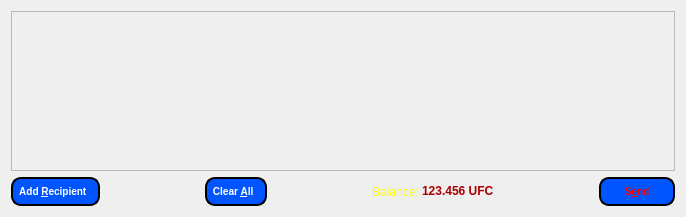
Qt form src/qt/forms/sendcoinsdialog.ui (scificryptocoin/Federation-Credits) before a commit.
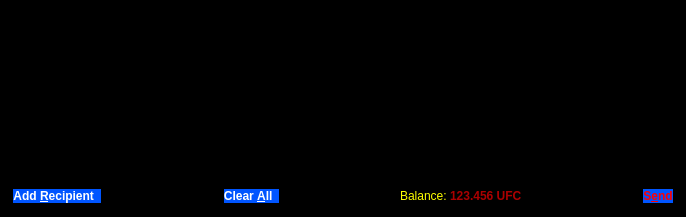
The same form after that commit. Icons and pictures are not drawn.

Diff of the .ui file:
```diff
--- a/src/qt/forms/sendcoinsdialog.ui
+++ b/src/qt/forms/sendcoinsdialog.ui
@@ -10,11 +10,102 @@
     <height>217</height>
    </rect>
   </property>
+  <property name="palette">
+   <palette>
+    <active>
+     <colorrole role="Button">
+      <brush brushstyle="SolidPattern">
+       <color alpha="255">
+        <red>0</red>
+        <green>0</green>
+        <blue>0</blue>
+       </color>
+      </brush>
+     </colorrole>
+     <colorrole role="Base">
+      <brush brushstyle="SolidPattern">
+       <color alpha="255">
+        <red>0</red>
+        <green>0</green>
+        <blue>0</blue>
+       </color>
+      </brush>
+     </colorrole>
+     <colorrole role="Window">
+      <brush brushstyle="SolidPattern">
+       <color alpha="255">
+        <red>0</red>
+        <green>0</green>
+        <blue>0</blue>
+       </color>
+      </brush>
+     </colorrole>
+    </active>
+    <inactive>
+     <colorrole role="Button">
+      <brush brushstyle="SolidPattern">
+       <color alpha="255">
+        <red>0</red>
+        <green>0</green>
+        <blue>0</blue>
+       </color>
+      </brush>
+     </colorrole>
+     <colorrole role="Base">
+      <brush brushstyle="SolidPattern">
+       <color alpha="255">
+        <red>0</red>
+        <green>0</green>
+        <blue>0</blue>
+       </color>
+      </brush>
+     </colorrole>
+     <colorrole role="Window">
+      <brush brushstyle="SolidPattern">
+       <color alpha="255">
+        <red>0</red>
+        <green>0</green>
+        <blue>0</blue>
+       </color>
+      </brush>
+     </colorrole>
+    </inactive>
+    <disabled>
+     <colorrole role="Button">
+      <brush brushstyle="SolidPattern">
+       <color alpha="255">
+        <red>0</red>
+        <green>0</green>
+        <blue>0</blue>
+       </color>
+      </brush>
+     </colorrole>
+     <colorrole role="Base">
+      <brush brushstyle="SolidPattern">
+       <color alpha="255">
+        <red>0</red>
+        <green>0</green>
+        <blue>0</blue>
+       </color>
+      </brush>
+     </colorrole>
+     <colorrole role="Window">
+      <brush brushstyle="SolidPattern">
+       <color alpha="255">
+        <red>0</red>
+        <green>0</green>
+        <blue>0</blue>
+       </color>
+      </brush>
+     </colorrole>
+    </disabled>
+   </palette>
+  </property>
   <property name="windowTitle">
    <string>Send Coins</string>
   </property>
   <property name="styleSheet">
-   <string notr="true">QPushButton { background : #00007F ;border-radius:10px; border-color: white; color: yellow;  border-style: solid; border-width: 2px;font: bold 10px;min-width: 5em; padding: 6px;}</string>
+   <string notr="true">background-color:rgb(0,0,0);/* QPushButton { background : #00007F ;border-radius:10px; border-color: white; color: yellow;  border-style: solid; border-width: 2px;font: bold 10px;min-width: 5em; padding: 6px;} */</string>
   </property>
   <layout class="QVBoxLayout" name="verticalLayout">
    <item>
@@ -28,7 +119,7 @@
         <x>0</x>
         <y>0</y>
         <width>666</width>
-        <height>157</height>
+        <height>169</height>
        </rect>
       </property>
       <layout class="QVBoxLayout" name="verticalLayout_2">
@@ -74,7 +165,6 @@
       <widget class="QPushButton" name="addButton">
        <property name="font">
         <font>
-         <pointsize>-1</pointsize>
          <weight>75</weight>
          <italic>false</italic>
          <bold>true</bold>
@@ -125,7 +215,6 @@
        </property>
        <property name="font">
         <font>
-         <pointsize>-1</pointsize>
          <weight>75</weight>
          <italic>false</italic>
          <bold>true</bold>
@@ -225,13 +314,12 @@
       <widget class="QPushButton" name="sendButton">
        <property name="minimumSize">
         <size>
-         <width>76</width>
+         <width>0</width>
          <height>0</height>
         </size>
        </property>
        <property name="font">
         <font>
-         <pointsize>-1</pointsize>
          <weight>75</weight>
          <italic>false</italic>
          <bold>true</bold>
```
